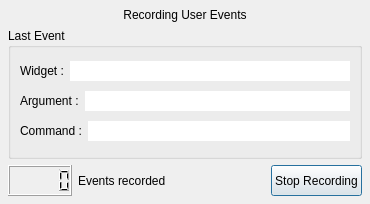
Old version of the form pqRecordEventsDialog.ui in the repository Kitware/QtTesting.
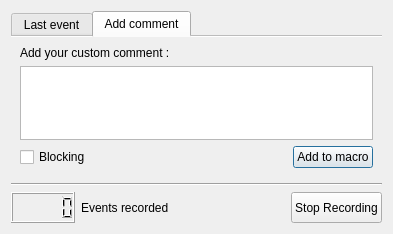
New version of the form. The open tabs and pages were chosen to show the change. Icons and pictures are not drawn.

Commit message:
ENH: Added feature to be able to add custom comment during the record
See pqEventComment if you want to add more custom comment.
Already added :
  - simple comment
  - comment which block the play back

pqCommentEventPlayer is in charge to play back those events.

```diff
--- a/pqRecordEventsDialog.ui
+++ b/pqRecordEventsDialog.ui
@@ -6,54 +6,52 @@
    <rect>
     <x>0</x>
     <y>0</y>
-    <width>370</width>
-    <height>204</height>
+    <width>393</width>
+    <height>233</height>
    </rect>
   </property>
   <property name="windowTitle">
    <string>Dialog</string>
   </property>
-  <layout class="QVBoxLayout">
-   <property name="spacing">
-    <number>6</number>
-   </property>
-   <property name="margin">
-    <number>8</number>
-   </property>
+  <layout class="QVBoxLayout" name="verticalLayout_3">
    <item>
-    <widget class="QLabel" name="label">
+    <widget class="QTabWidget" name="tabWidget">
      <property name="sizePolicy">
-      <sizepolicy hsizetype="Preferred" vsizetype="Fixed">
+      <sizepolicy hsizetype="Expanding" vsizetype="Maximum">
        <horstretch>0</horstretch>
        <verstretch>0</verstretch>
       </sizepolicy>
      </property>
-     <property name="text">
-      <string>Recording User Events</string>
+     <property name="tabShape">
+      <enum>QTabWidget::Rounded</enum>
      </property>
-     <property name="alignment">
-      <set>Qt::AlignHCenter</set>
+     <property name="currentIndex">
+      <number>0</number>
      </property>
-    </widget>
-   </item>
-   <item>
-    <widget class="QGroupBox" name="eventBox">
-     <property name="sizePolicy">
-      <sizepolicy hsizetype="Preferred" vsizetype="MinimumExpanding">
-       <horstretch>0</horstretch>
-       <verstretch>0</verstretch>
-      </sizepolicy>
+     <property name="elideMode">
+      <enum>Qt::ElideNone</enum>
      </property>
-     <property name="title">
-      <string>Last Event</string>
-     </property>
-     <property name="flat">
+     <property name="usesScrollButtons">
       <bool>false</bool>
      </property>
-     <property name="checkable">
-      <bool>false</bool>
+     <property name="documentMode">
+      <bool>true</bool>
      </property>
+     <widget class="QWidget" name="lastEvent">
+      <attribute name="icon">
+       <iconset resource="Resources/QtTesting.qrc">
+        <normaloff>:/Icons/info.png</normaloff>:/Icons/info.png</iconset>
+      </attribute>
+      <attribute name="title">
+       <string>Last event</string>
+      </attribute>
      <layout class="QVBoxLayout" name="verticalLayout">
+       <property name="spacing">
+        <number>2</number>
+       </property>
+       <property name="bottomMargin">
+        <number>2</number>
+       </property>
       <item>
        <layout class="QHBoxLayout" name="horizontalLayout">
         <item>
@@ -85,6 +83,15 @@
           <property name="enabled">
            <bool>true</bool>
           </property>
+           <property name="sizePolicy">
+            <sizepolicy hsizetype="Preferred" vsizetype="Preferred">
+             <horstretch>0</horstretch>
+             <verstretch>0</verstretch>
+            </sizepolicy>
+           </property>
+           <property name="toolTip">
+            <string>Last argument recorded</string>
+           </property>
           <property name="text">
            <string>Argument :</string>
           </property>
@@ -131,6 +138,99 @@
       </item>
      </layout>
     </widget>
+     <widget class="QWidget" name="addComment">
+      <attribute name="icon">
+       <iconset resource="Resources/QtTesting.qrc">
+        <normaloff>:/Icons/plus.png</normaloff>:/Icons/plus.png</iconset>
+      </attribute>
+      <attribute name="title">
+       <string>Add comment</string>
+      </attribute>
+      <layout class="QHBoxLayout" name="horizontalLayout_5">
+       <item>
+        <layout class="QVBoxLayout" name="verticalLayout_4">
+         <item>
+          <widget class="QLabel" name="commentLabel">
+           <property name="text">
+            <string>Add your custom comment :</string>
+           </property>
+          </widget>
+         </item>
+         <item>
+          <widget class="QTextEdit" name="commentTextEdit">
+           <property name="sizePolicy">
+            <sizepolicy hsizetype="Preferred" vsizetype="Preferred">
+             <horstretch>0</horstretch>
+             <verstretch>0</verstretch>
+            </sizepolicy>
+           </property>
+           <property name="maximumSize">
+            <size>
+             <width>16777215</width>
+             <height>80</height>
+            </size>
+           </property>
+           <property name="toolTip">
+            <string>Write the comment that you want to add</string>
+           </property>
+          </widget>
+         </item>
+         <item>
+          <layout class="QHBoxLayout" name="horizontalLayout_4">
+           <item>
+            <widget class="QCheckBox" name="blockingCheckBox">
+             <property name="text">
+              <string>Blocking</string>
+             </property>
+            </widget>
+           </item>
+           <item>
+            <spacer name="horizontalSpacer">
+             <property name="orientation">
+              <enum>Qt::Horizontal</enum>
+             </property>
+             <property name="sizeHint" stdset="0">
+              <size>
+               <width>40</width>
+               <height>20</height>
+              </size>
+             </property>
+            </spacer>
+           </item>
+           <item>
+            <widget class="QPushButton" name="commentAddButton">
+             <property name="sizePolicy">
+              <sizepolicy hsizetype="Preferred" vsizetype="Preferred">
+               <horstretch>0</horstretch>
+               <verstretch>0</verstretch>
+              </sizepolicy>
+             </property>
+             <property name="toolTip">
+              <string>Add your comment</string>
+             </property>
+             <property name="text">
+              <string>Add to macro</string>
+             </property>
+             <property name="icon">
+              <iconset resource="Resources/QtTesting.qrc">
+               <normaloff>:/Icons/plus.png</normaloff>:/Icons/plus.png</iconset>
+             </property>
+            </widget>
+           </item>
+          </layout>
+         </item>
+        </layout>
+       </item>
+      </layout>
+     </widget>
+    </widget>
+   </item>
+   <item>
+    <widget class="Line" name="line">
+     <property name="orientation">
+      <enum>Qt::Horizontal</enum>
+     </property>
+    </widget>
    </item>
    <item>
     <layout class="QHBoxLayout">
```
Left out of the diff: 16 changed lines with no effect on the pictures. Lines whose indentation alone changed are shown as unchanged. The commit also changes 11 other files.
